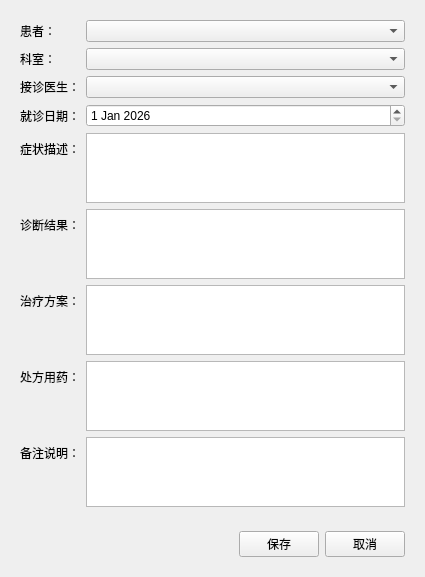
lwd101011/QtCourse, file lab3/lab3/medicalrecordeditview.ui: the form before one commit.
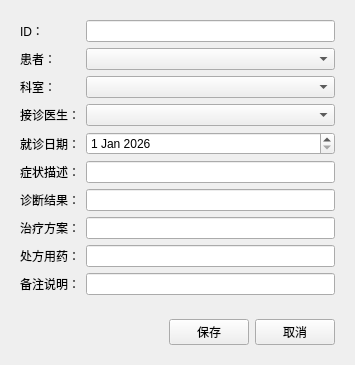
The form after the commit.

Diff of the .ui file:
```diff
--- a/lab3/lab3/medicalrecordeditview.ui
+++ b/lab3/lab3/medicalrecordeditview.ui
@@ -6,8 +6,8 @@
    <rect>
     <x>0</x>
     <y>0</y>
-    <width>425</width>
-    <height>570</height>
+    <width>355</width>
+    <height>347</height>
    </rect>
   </property>
   <property name="windowTitle">
@@ -17,44 +17,44 @@
    <item>
     <widget class="QWidget" name="widget" native="true">
      <layout class="QFormLayout" name="formLayout">
-      <item row="0" column="0">
+      <item row="1" column="0">
        <widget class="QLabel" name="label">
         <property name="text">
          <string>患者：</string>
         </property>
        </widget>
       </item>
-      <item row="0" column="1">
+      <item row="1" column="1">
        <widget class="QComboBox" name="cmbPatient"/>
       </item>
-      <item row="1" column="0">
+      <item row="2" column="0">
        <widget class="QLabel" name="label_2">
         <property name="text">
          <string>科室：</string>
         </property>
        </widget>
       </item>
-      <item row="1" column="1">
+      <item row="2" column="1">
        <widget class="QComboBox" name="cmbDepartment"/>
       </item>
-      <item row="2" column="0">
+      <item row="3" column="0">
        <widget class="QLabel" name="label_3">
         <property name="text">
          <string>接诊医生：</string>
         </property>
        </widget>
       </item>
-      <item row="2" column="1">
+      <item row="3" column="1">
        <widget class="QComboBox" name="cmbDoctor"/>
       </item>
-      <item row="3" column="0">
+      <item row="4" column="0">
        <widget class="QLabel" name="label_4">
         <property name="text">
          <string>就诊日期：</string>
         </property>
        </widget>
       </item>
-      <item row="3" column="1">
+      <item row="4" column="1">
        <widget class="QDateEdit" name="dateVisit">
         <property name="date">
          <date>
@@ -65,55 +65,65 @@
         </property>
        </widget>
       </item>
-      <item row="4" column="0">
+      <item row="5" column="0">
        <widget class="QLabel" name="label_5">
         <property name="text">
          <string>症状描述：</string>
         </property>
        </widget>
       </item>
-      <item row="4" column="1">
-       <widget class="QTextEdit" name="txtSymptom"/>
-      </item>
-      <item row="5" column="0">
+      <item row="6" column="0">
        <widget class="QLabel" name="label_6">
         <property name="text">
          <string>诊断结果：</string>
         </property>
        </widget>
       </item>
-      <item row="5" column="1">
-       <widget class="QTextEdit" name="txtDiagnosis"/>
-      </item>
-      <item row="6" column="0">
+      <item row="7" column="0">
        <widget class="QLabel" name="label_7">
         <property name="text">
          <string>治疗方案：</string>
         </property>
        </widget>
       </item>
-      <item row="6" column="1">
-       <widget class="QTextEdit" name="txtTreatment"/>
-      </item>
-      <item row="7" column="0">
+      <item row="8" column="0">
        <widget class="QLabel" name="label_8">
         <property name="text">
          <string>处方用药：</string>
         </property>
        </widget>
       </item>
-      <item row="7" column="1">
-       <widget class="QTextEdit" name="txtPrescription"/>
-      </item>
-      <item row="8" column="0">
+      <item row="9" column="0">
        <widget class="QLabel" name="label_9">
         <property name="text">
          <string>备注说明：</string>
         </property>
        </widget>
       </item>
+      <item row="5" column="1">
+       <widget class="QLineEdit" name="txtSymptom"/>
+      </item>
+      <item row="6" column="1">
+       <widget class="QLineEdit" name="txtDiagnosis"/>
+      </item>
+      <item row="7" column="1">
+       <widget class="QLineEdit" name="txtTreatment"/>
+      </item>
       <item row="8" column="1">
-       <widget class="QTextEdit" name="txtNotes"/>
+       <widget class="QLineEdit" name="txtPrescription"/>
+      </item>
+      <item row="9" column="1">
+       <widget class="QLineEdit" name="txtNotes"/>
+      </item>
+      <item row="0" column="0">
+       <widget class="QLabel" name="label_10">
+        <property name="text">
+         <string>ID：</string>
+        </property>
+       </widget>
+      </item>
+      <item row="0" column="1">
+       <widget class="QLineEdit" name="txtID"/>
       </item>
      </layout>
     </widget>
```
Left out of the diff: 6 changed lines with no effect on the pictures.
